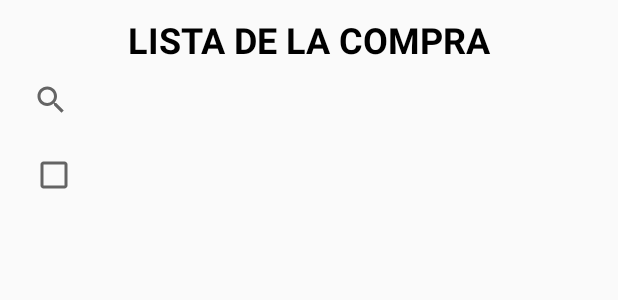
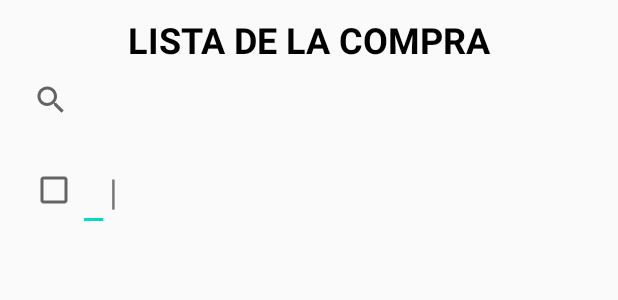
Before and after one commit to isagonrod/inventario, an Android app: the layout activity_lista_compra_producto.xml on its own in the app's theme, with its tools: preview values and no code run, on a phone screen of 412 x 824 dp. Shown: the top 300 px of the screen. Run offline under Robolectric (Android 15) with nearby library versions, the phone set to English and light mode, and no system bars.

Commit message:
[#9] - Cambiado el diseño del item a mostrar en la lista de compra. - Añadida nueva columna a la base de datos para que compruebe si el producto es 'paraComprar' o no. - Sigue sin aparecer nada en la lista de la compra.

```diff
--- a/app/src/main/java/isamix/inventario/ListaCompraProductoActivity.java
+++ b/app/src/main/java/isamix/inventario/ListaCompraProductoActivity.java
@@ -9,6 +9,7 @@ import android.support.v7.widget.SearchView;
 
 import java.util.ArrayList;
 
+import isamix.inventario.adapter.ListaCompraAdapter;
 import isamix.inventario.adapter.ListaProductoAdapter;
 import isamix.inventario.db.DbProductos;
 import isamix.inventario.entity.Producto;
@@ -17,7 +18,7 @@ public class ListaCompraProductoActivity extends AppCompatActivity implements Se
 
     RecyclerView listaProductos;
     ArrayList<Producto> listaCompra;
-    ListaProductoAdapter adapter;
+    ListaCompraAdapter adapter;
     SearchView txtCompra;
 
     @Override
@@ -31,7 +32,7 @@ public class ListaCompraProductoActivity extends AppCompatActivity implements Se
 
         DbProductos dbProductos = new DbProductos(ListaCompraProductoActivity.this);
         listaCompra = dbProductos.mostrarProductosParaComprar();
-        adapter = new ListaProductoAdapter(listaCompra);
+        adapter = new ListaCompraAdapter(listaCompra);
         listaProductos.setAdapter(adapter);
 
         txtCompra.setOnQueryTextListener(this);
--- a/app/src/main/java/isamix/inventario/ListaProductoActivity.java
+++ b/app/src/main/java/isamix/inventario/ListaProductoActivity.java
@@ -79,7 +79,7 @@ public class ListaProductoActivity extends AppCompatActivity implements SearchVi
                 int itemColor = listItem.getBackground() != null ?
                         ((ColorDrawable) listItem.getBackground()).getColor() : 0xFFFFFFFF;
                 if (itemColor == Color.CYAN) {
-                    listaArrayProductos.get(i).setParaComprar(true);
+                    listaArrayProductos.get(i).setParaComprar(1);
                     listItem.setBackgroundColor(Color.WHITE);
                 }
             }
--- a/app/src/main/java/isamix/inventario/db/DbProductos.java
+++ b/app/src/main/java/isamix/inventario/db/DbProductos.java
@@ -77,7 +77,7 @@ public class DbProductos extends DbHelper {
         Cursor cursorProductos;
 
         // TODO: Revisar formato del BOOLEAN porque está dando problemas.
-        cursorProductos = db.rawQuery("SELECT * FROM " + TABLE_INVENTARIO + " WHERE paraComprar = 1 ORDER BY nombre ASC", null);
+        cursorProductos = db.rawQuery("SELECT * FROM " + TABLE_INVENTARIO + " WHERE paraComprar LIKE 'true' ORDER BY nombre ASC", null);
 
         if (cursorProductos.moveToFirst()) {
             do {
--- a/app/src/main/res/layout/lista_item_compra.xml
+++ b/app/src/main/res/layout/lista_item_compra.xml
@@ -7,6 +7,7 @@
     android:orientation="horizontal">
 
     <LinearLayout
+        android:id="@+id/itemListaCompra"
         android:layout_width="match_parent"
         android:layout_height="wrap_content"
         android:orientation="horizontal"
@@ -14,10 +15,34 @@
 
         <CheckBox
             android:id="@+id/checkBox"
-            android:layout_width="match_parent"
+            android:layout_width="wrap_content"
             android:layout_height="wrap_content"
             android:textSize="24sp">
         </CheckBox>
 
+        <EditText
+            android:id="@+id/txtCantidad"
+            android:textSize="24sp"
+            android:layout_width="wrap_content"
+            android:layout_height="wrap_content" />
+
+        <TextView
+            android:id="@+id/txtNombre"
+            android:textSize="24sp"
+            android:layout_width="wrap_content"
+            android:layout_height="wrap_content" />
+
+        <TextView
+            android:text="@string/separator"
+            android:textSize="24sp"
+            android:layout_width="wrap_content"
+            android:layout_height="wrap_content" />
+
+        <TextView
+            android:id="@+id/txtPrecio"
+            android:textSize="24sp"
+            android:layout_width="wrap_content"
+            android:layout_height="wrap_content" />
+
     </LinearLayout>
 </RelativeLayout>
--- a/app/src/main/res/values/strings.xml
+++ b/app/src/main/res/values/strings.xml
@@ -17,4 +17,5 @@
     <string name="lista_libros">LIBROS</string>
     <string name="lista_textil">JUEGOS</string>
     <string name="lista_compra">LISTA DE LA COMPRA</string>
+    <string name="separator"> | </string>
 </resources>
```
Also changed, not shown: app/src/main/java/isamix/inventario/adapter/ListaCompraAdapter.java (+34 -6 lines), app/src/main/java/isamix/inventario/adapter/ListaProductoAdapter.java (+0 -15 lines), app/src/main/java/isamix/inventario/entity/Producto.java (+6 -4 lines).
